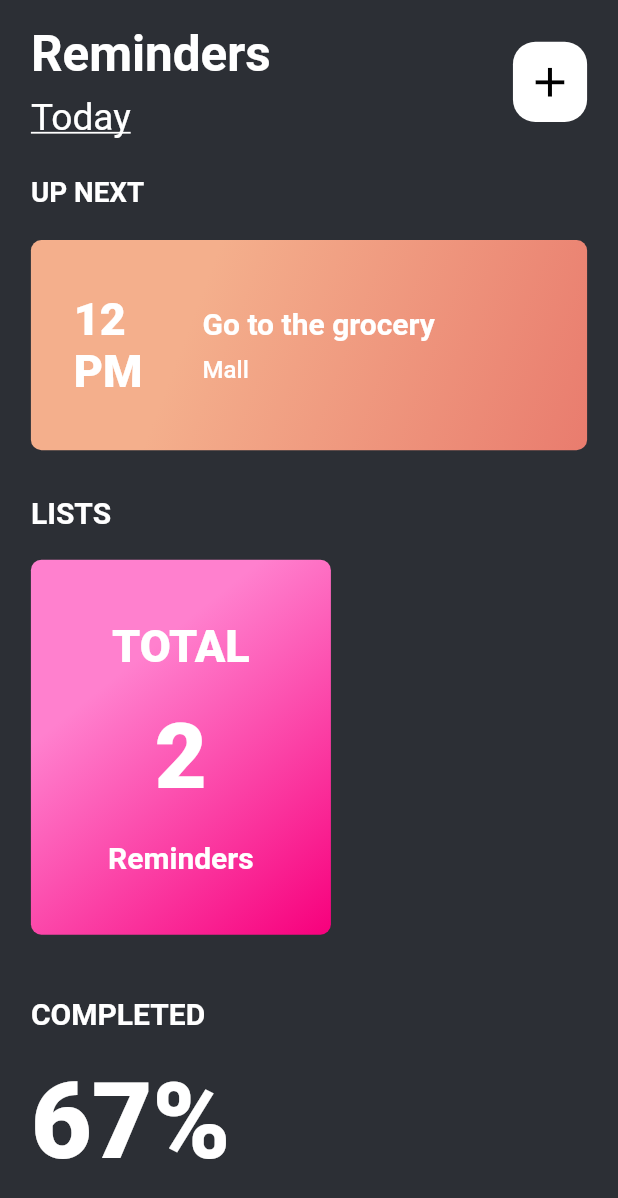
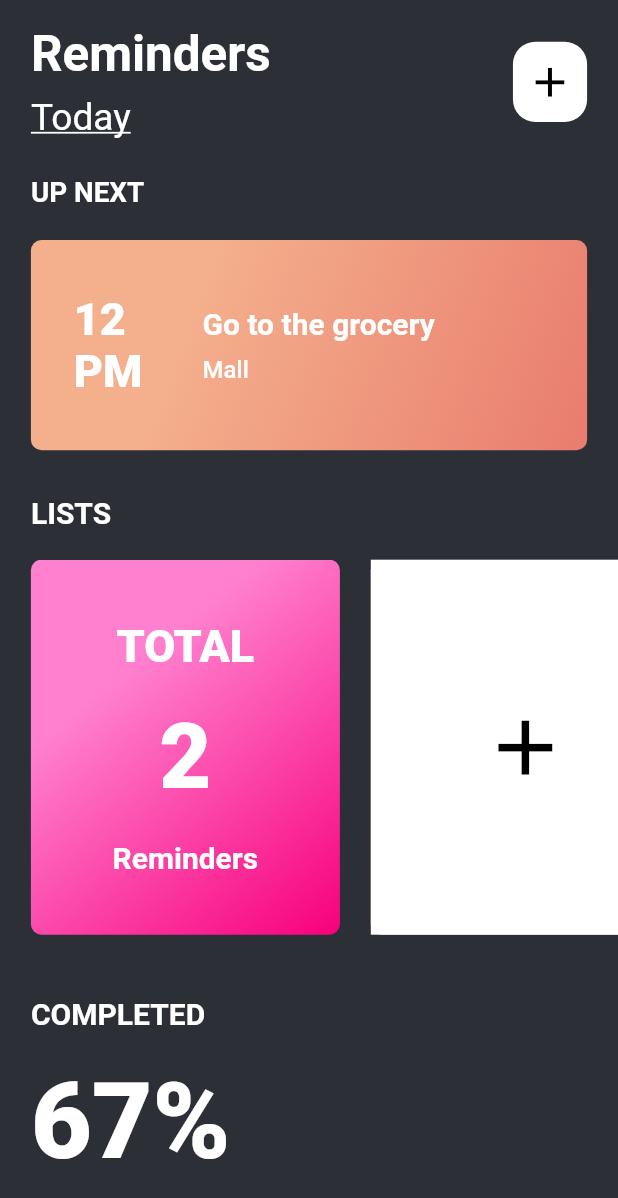
Before and after one commit to Caculuz-cinks/Flutter-Reminder-App, a Flutter app: the screen it shows after launch, on a phone screen of 412 x 824 dp. Shown: the top 1198 px of the screen. Run offline on Flutter 3.47's test engine with Material 2 defaults, Android fonts, the phone set to English and light mode, and no system bars; our stand-ins replace shared_preferences, sqflite; accounts and stored records are empty.

Commit message:
More edits

```diff
--- a/lib/ui/views/home.dart
+++ b/lib/ui/views/home.dart
@@ -153,12 +153,50 @@ class HomeScreen extends StatelessWidget {
                           startColor: AppColors.totalStartColor,
                           endColor: AppColors.totalEndColor),
                     ),
-                    SizedBox(width: Config.xMargin(context, 5)),
+                    SizedBox(
+                      width: Config.xMargin(context, 5),
+                    ),
                     for (var eachCategory in category.categories)
                       CategoryCard(
                         category: eachCategory,
                         taskCount: '0',
-                      )
+                      ),
+                    Ink(
+                      color: Colors.white,
+                      child: InkWell(
+                        onTap: () {
+                          showModalBottomSheet(
+                              context: context,
+                              isScrollControlled: true,
+                              builder: (context) {
+                                return SingleChildScrollView(
+                                  child: Container(
+                                    padding: EdgeInsets.only(
+                                        bottom: MediaQuery.of(context)
+                                            .viewInsets
+                                            .bottom),
+                                    child: AddCategory(),
+                                  ),
+                                );
+                              });
+                        },
+                        child: Container(
+                          height: Config.yMargin(context, 30),
+                          width: Config.xMargin(context, 50),
+                          decoration: BoxDecoration(
+                            color: Color(0xffffffff).withOpacity(0.8),
+                            borderRadius: BorderRadius.circular(7),
+                          ),
+                          child: Center(
+                            child: Icon(
+                              Icons.add,
+                              size: Config.textSize(context, 15),
+                              color: Colors.black,
+                            ),
+                          ),
+                        ),
+                      ),
+                    ),
                   ],
                 ),
               ),
--- a/lib/ui/widgets/total_card.dart
+++ b/lib/ui/widgets/total_card.dart
@@ -1,4 +1,5 @@
 import 'package:Todo/core/models/categories_model.dart';
+import 'package:Todo/ui/responsiveness/size_config.dart';
 import 'package:flutter/material.dart';
 
 class TotalCard extends StatelessWidget {
@@ -10,8 +11,8 @@ class TotalCard extends StatelessWidget {
   @override
   Widget build(BuildContext context) {
     return Container(
-      height: 250,
-      width: 200,
+      height: Config.yMargin(context, 30),
+      width: Config.xMargin(context, 50),
       decoration: BoxDecoration(
         borderRadius: BorderRadius.circular(7),
         gradient: LinearGradient(
```
Also changed, not shown: lib/ui/views/circles_list.dart (+6 -6 lines), lib/ui/widgets/category_card.dart (+12 -3 lines).
